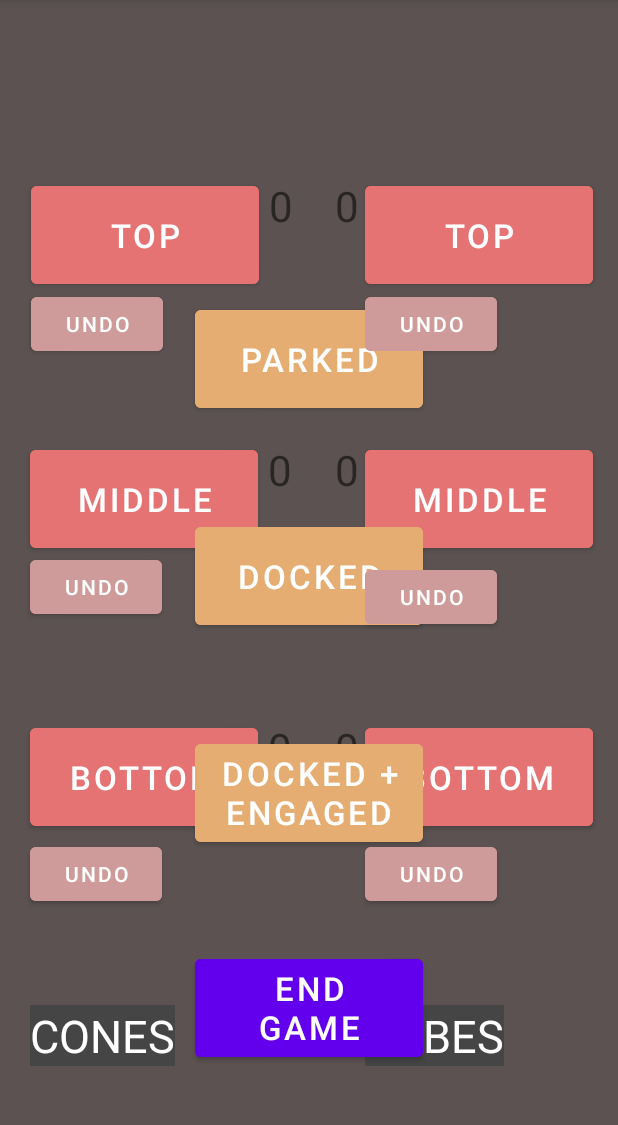
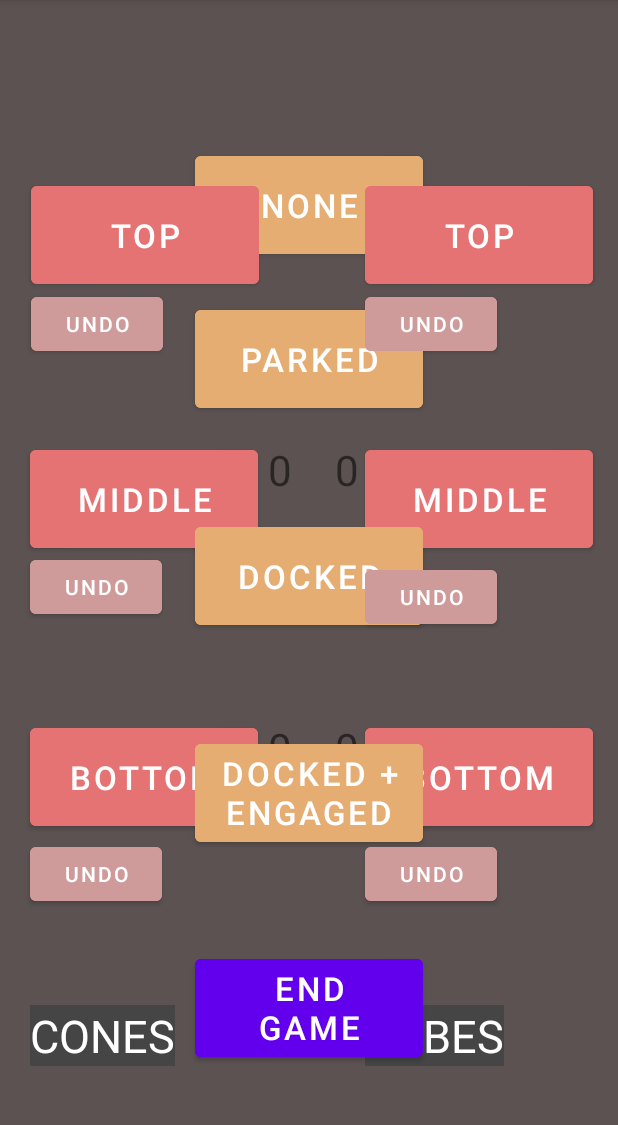
Before and after one commit to AdityaK2905/TalonScoutingApp2023, an Android app: the TeleOpActivity screen opened directly, with no data from a screen before it, after a tap on "END GAME", on a phone screen of 412 x 824 dp, the part 84-1209 px from its top. Run offline under Robolectric (Android 15) with nearby library versions, the phone set to English and light mode, and no system bars; 11 statements that could not run were skipped.

Commit message:
grunt work

```diff
--- a/app/src/main/java/com/example/scoutingapp2023/TeleOpActivity.java
+++ b/app/src/main/java/com/example/scoutingapp2023/TeleOpActivity.java
@@ -1,5 +1,6 @@
 package com.example.scoutingapp2023;
 
+import android.content.Intent;
 import android.os.Bundle;
 import android.view.View;
 import android.widget.TextView;
@@ -10,6 +11,7 @@ public class TeleOpActivity extends AppCompatActivity {
 
     String scouter;
     String teamNum;
+    String matchNum;
 
     String teleChargeStation = "none";
     //Cubes
@@ -30,6 +32,7 @@ public class TeleOpActivity extends AppCompatActivity {
     int autoLowCubes = 0;
 
     String autoChargeStation;
+    Boolean leftCommunity;
 
     @Override
     protected void onCreate(Bundle savedInstanceState) {
@@ -46,14 +49,63 @@ public class TeleOpActivity extends AppCompatActivity {
         autoLowCubes = bundleAuto.getInt("autoCubeBot");
 
         autoChargeStation = bundleAuto.getString("chargeStation");
+        matchNum = bundleAuto.getString("matchNum");
+        teamNum = bundleAuto.getString("teamNum");
+        leftCommunity = bundleAuto.getBoolean("leftCommunity");
+    }
+
+    public void startEndGame(View v){
+        Bundle bundleTele = new Bundle();
+        bundleTele.putString("matchNum", matchNum);
+        bundleTele.putString("teamNum", teamNum);
+
+        bundleTele.putBoolean("leftCommunity", leftCommunity);
+
+        bundleTele.putInt("autoTopCones", autoTopCones);
+        bundleTele.putInt("autoMidCones", autoMidCones);
+        bundleTele.putInt("autoLowCones", autoLowCones);
+
+        bundleTele.putInt("autoTopCubes", autoTopCubes);
+        bundleTele.putInt("autoMidCubes", autoMidCubes);
+        bundleTele.putInt("autoLowCubes", autoLowCubes);
+
+        bundleTele.putString("autoChargeStation", autoChargeStation);
+
+        //TELEOP STUFF
+        bundleTele.putString("teleChargeStation", teleChargeStation);
+
+        bundleTele.putInt("topCones", topCones);
+        bundleTele.putInt("midCones", midCones);
+        bundleTele.putInt("lowCones", lowCones);
+
+        bundleTele.putInt("topCubes", topCubes);
+        bundleTele.putInt("midCubes", midCubes);
+        bundleTele.putInt("lowCubes", lowCubes);
+
+        Intent EndIntent = new Intent(this, EndGameActivity.class);
+        EndIntent.putExtras(bundleTele);
+        startActivity(EndIntent);
     }
 
 
 
+    //charge station
 
+    public void parked(View v){
+        teleChargeStation = "Parked";
+    }
 
+    public void docked(View v){
+        teleChargeStation = "Docked";
+    }
 
+    public void dockedAndEngaged(View v){
+        teleChargeStation = "Engaged";
+    }
 
+    public void resetChargeStation(View v){
+        teleChargeStation = "None";
+    }
 
 
 
--- a/app/src/main/res/layout/teleop_screen.xml
+++ b/app/src/main/res/layout/teleop_screen.xml
@@ -18,11 +18,25 @@
     >
 
     <Button
+        android:id="@+id/teleNoneButton"
+        android:layout_width="152dp"
+        android:layout_height="77dp"
+        android:backgroundTint="@color/melloyellow"
+        android:onClick="resetChargeStation"
+        android:text="None"
+        android:textSize="22dp"
+        app:layout_constraintBottom_toTopOf="@+id/leftCommunityButton"
+        app:layout_constraintEnd_toEndOf="parent"
+        app:layout_constraintStart_toStartOf="parent"
+        app:layout_constraintTop_toTopOf="parent"
+        app:layout_constraintVertical_bias="0.796" />
+
+    <Button
         android:id="@+id/endGameButton"
         android:layout_width="152dp"
         android:layout_height="77dp"
         android:backgroundTint="@color/purple_500"
-        android:onClick="startTele"
+        android:onClick="startEndGame"
         android:text="end game"
         android:textSize="22dp"
         app:layout_constraintBottom_toBottomOf="parent"
@@ -152,10 +166,11 @@
         app:layout_constraintVertical_bias="0.694" />
 
     <Button
-        android:id="@+id/parkButton"
+        android:id="@+id/leftCommunityButton"
         android:layout_width="152dp"
         android:layout_height="77dp"
         android:backgroundTint="@color/melloyellow"
+        android:onClick="parked"
         android:text="Parked"
         android:textSize="22dp"
         app:layout_constraintBottom_toBottomOf="parent"
@@ -169,6 +184,7 @@
         android:layout_width="152dp"
         android:layout_height="77dp"
         android:backgroundTint="@color/melloyellow"
+        android:onClick="docked"
         android:text="Docked"
         android:textSize="22dp"
         app:layout_constraintBottom_toBottomOf="parent"
@@ -181,6 +197,7 @@
         android:layout_width="152dp"
         android:layout_height="77dp"
         android:backgroundTint="@color/melloyellow"
+        android:onClick="dockedAndEngaged"
         android:text="Docked + Engaged"
         android:textSize="22dp"
         app:layout_constraintBottom_toBottomOf="parent"
```
Also changed, not shown: app/src/main/java/com/example/scoutingapp2023/AutoActivity.java (+17 -6 lines), app/src/main/java/com/example/scoutingapp2023/EndGameActivity.java (added, +152 -0 lines), app/src/main/java/com/example/scoutingapp2023/filemanagement/ApplicationInstance.java (added, +22 -0 lines), app/src/main/java/com/example/scoutingapp2023/filemanagement/Constants.java (added, +7 -0 lines), app/src/main/java/com/example/scoutingapp2023/filemanagement/importUtils.java (added, +26 -0 lines), app/src/main/res/layout/auto_screen.xml (+22 -8 lines), app/src/main/res/layout/end_game.xml (added, +74 -0 lines).
